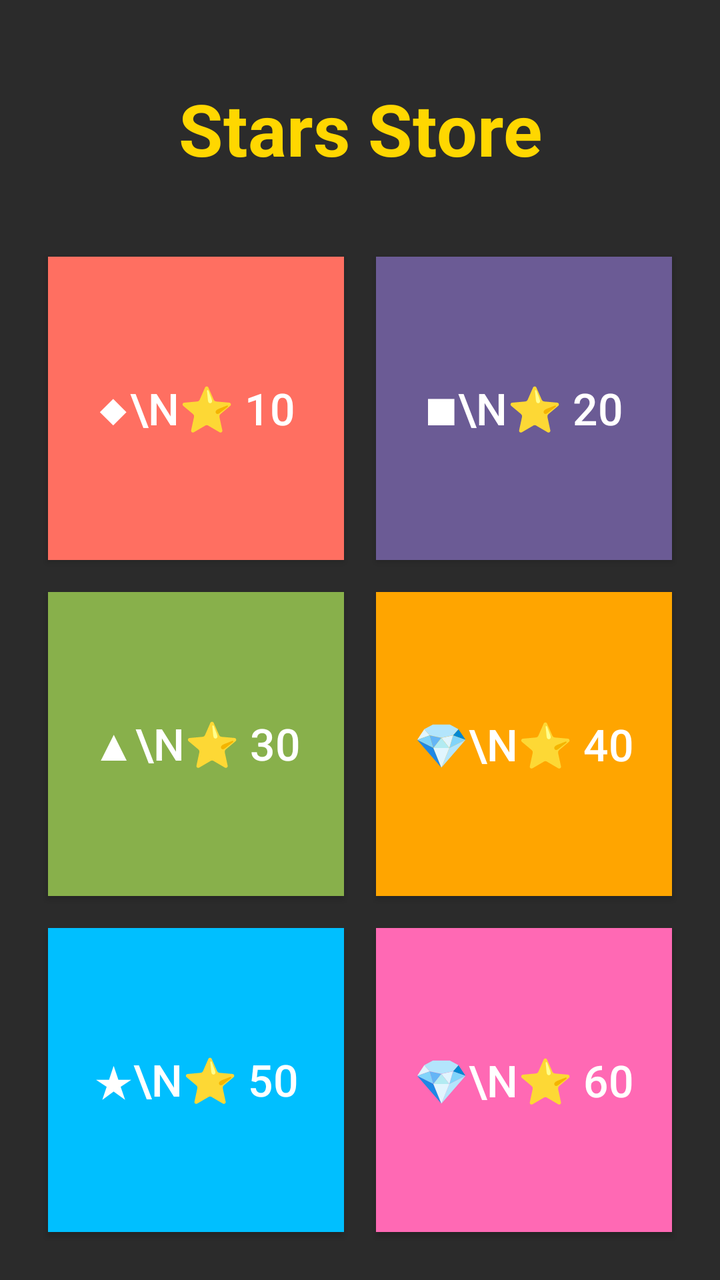
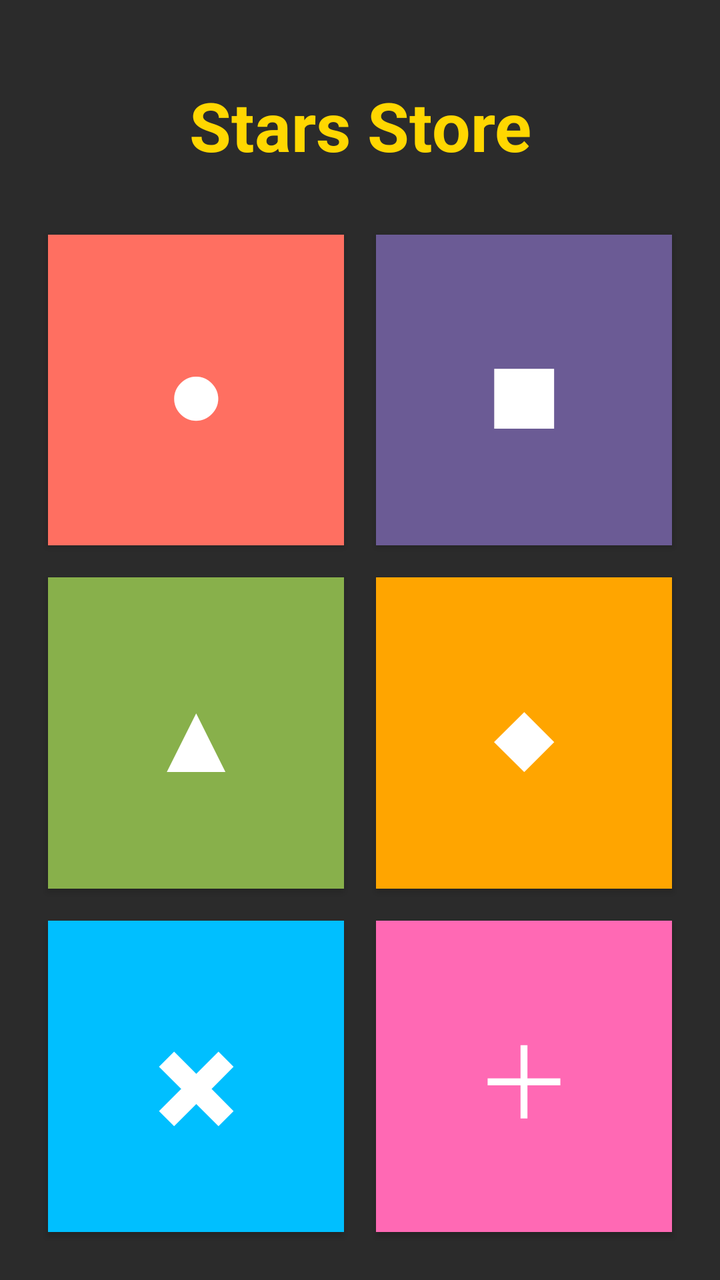

Screens rendered from an Android XML layout before and after an edit, with the pre-edit source and the edit as a unified diff.
<!-- AndroidManifest.xml: application theme Theme.DanielColorSwitch -->
<!-- res/layout/activity_star_store.xml -->
<?xml version="1.0" encoding="utf-8"?>
<ScrollView xmlns:android="http://schemas.android.com/apk/res/android"
    android:layout_width="match_parent"
    android:layout_height="match_parent"
    android:background="#2B2B2B"
    android:fillViewport="true">

    <LinearLayout
        android:layout_width="match_parent"
        android:layout_height="match_parent"
        android:orientation="vertical"
        android:padding="16dp">

        
        <TextView
            android:layout_width="match_parent"
            android:layout_height="wrap_content"
            android:text="Stars Store"
            android:textColor="#FFD700"
            android:textSize="36sp"
            android:textStyle="bold"
            android:gravity="center"
            android:layout_marginTop="24dp"
            android:layout_marginBottom="32dp"/>

        
        <GridLayout
            android:layout_width="match_parent"
            android:layout_height="0dp"
            android:layout_weight="1"
            android:columnCount="2"
            android:rowCount="3"
            android:alignmentMode="alignMargins"
            android:columnOrderPreserved="false">

            
            <Button
                android:id="@+id/btn1"
                android:layout_width="0dp"
                android:layout_height="0dp"
                android:layout_columnWeight="1"
                android:layout_rowWeight="1"
                android:layout_margin="8dp"
                android:background="#FF6F61"
                android:text="◆\n⭐ 10"
                android:textColor="#FFFFFF"
                android:textSize="22sp"
                android:gravity="center"/>

            
            <Button
                android:id="@+id/btn2"
                android:layout_width="0dp"
                android:layout_height="0dp"
                android:layout_columnWeight="1"
                android:layout_rowWeight="1"
                android:layout_margin="8dp"
                android:background="#6B5B95"
                android:text="■\n⭐ 20"
                android:textColor="#FFFFFF"
                android:textSize="22sp"
                android:gravity="center"/>

            
            <Button
                android:id="@+id/btn3"
                android:layout_width="0dp"
                android:layout_height="0dp"
                android:layout_columnWeight="1"
                android:layout_rowWeight="1"
                android:layout_margin="8dp"
                android:background="#88B04B"
                android:text="▲\n⭐ 30"
                android:textColor="#FFFFFF"
                android:textSize="22sp"
                android:gravity="center"/>

            
            <Button
                android:id="@+id/btn4"
                android:layout_width="0dp"
                android:layout_height="0dp"
                android:layout_columnWeight="1"
                android:layout_rowWeight="1"
                android:layout_margin="8dp"
                android:background="#FFA500"
                android:text="💎\n⭐ 40"
                android:textColor="#FFFFFF"
                android:textSize="22sp"
                android:gravity="center"/>

            
            <Button
                android:id="@+id/btn5"
                android:layout_width="0dp"
                android:layout_height="0dp"
                android:layout_columnWeight="1"
                android:layout_rowWeight="1"
                android:layout_margin="8dp"
                android:background="#00BFFF"
                android:text="★\n⭐ 50"
                android:textColor="#FFFFFF"
                android:textSize="22sp"
                android:gravity="center"/>

            
            <Button
                android:id="@+id/btn6"
                android:layout_width="0dp"
                android:layout_height="0dp"
                android:layout_columnWeight="1"
                android:layout_rowWeight="1"
                android:layout_margin="8dp"
                android:background="#FF69B4"
                android:text="💎\n⭐ 60"
                android:textColor="#FFFFFF"
                android:textSize="22sp"
                android:gravity="center"/>

        </GridLayout>

    </LinearLayout>
</ScrollView>
<!-- resources referenced by this layout -->
<resources>
  <style name="Theme.DanielColorSwitch" parent="Base.Theme.DanielColorSwitch" />
  <style name="Base.Theme.DanielColorSwitch" parent="Theme.Material3.DayNight.NoActionBar">
          
          
      </style>
</resources>

<!-- the commit's change to res/layout/activity_star_store.xml (unified diff, before → after) -->
@@ -17,11 +17,11 @@
             android:layout_height="wrap_content"
             android:text="Stars Store"
             android:textColor="#FFD700"
-            android:textSize="36sp"
+            android:textSize="34sp"
             android:textStyle="bold"
             android:gravity="center"
             android:layout_marginTop="24dp"
-            android:layout_marginBottom="32dp"/>
+            android:layout_marginBottom="24dp"/>
 
         
         <GridLayout
@@ -42,9 +42,9 @@
                 android:layout_rowWeight="1"
                 android:layout_margin="8dp"
                 android:background="#FF6F61"
-                android:text="◆\n⭐ 10"
+                android:text="●"
                 android:textColor="#FFFFFF"
-                android:textSize="22sp"
+                android:textSize="50sp"
                 android:gravity="center"/>
 
             
@@ -56,9 +56,9 @@
                 android:layout_rowWeight="1"
                 android:layout_margin="8dp"
                 android:background="#6B5B95"
-                android:text="■\n⭐ 20"
+                android:text="■"
                 android:textColor="#FFFFFF"
-                android:textSize="22sp"
+                android:textSize="50sp"
                 android:gravity="center"/>
 
             
@@ -70,9 +70,9 @@
                 android:layout_rowWeight="1"
                 android:layout_margin="8dp"
                 android:background="#88B04B"
-                android:text="▲\n⭐ 30"
+                android:text="▲"
                 android:textColor="#FFFFFF"
-                android:textSize="22sp"
+                android:textSize="50sp"
                 android:gravity="center"/>
 
             
@@ -84,9 +84,9 @@
                 android:layout_rowWeight="1"
                 android:layout_margin="8dp"
                 android:background="#FFA500"
-                android:text="💎\n⭐ 40"
+                android:text="◆"
                 android:textColor="#FFFFFF"
-                android:textSize="22sp"
+                android:textSize="50sp"
                 android:gravity="center"/>
 
             
@@ -98,9 +98,9 @@
                 android:layout_rowWeight="1"
                 android:layout_margin="8dp"
                 android:background="#00BFFF"
-                android:text="★\n⭐ 50"
+                android:text="✖"
                 android:textColor="#FFFFFF"
-                android:textSize="22sp"
+                android:textSize="50sp"
                 android:gravity="center"/>
 
             
@@ -112,9 +112,9 @@
                 android:layout_rowWeight="1"
                 android:layout_margin="8dp"
                 android:background="#FF69B4"
-                android:text="💎\n⭐ 60"
+                android:text="＋"
                 android:textColor="#FFFFFF"
-                android:textSize="22sp"
+                android:textSize="50sp"
                 android:gravity="center"/>
 
         </GridLayout>
